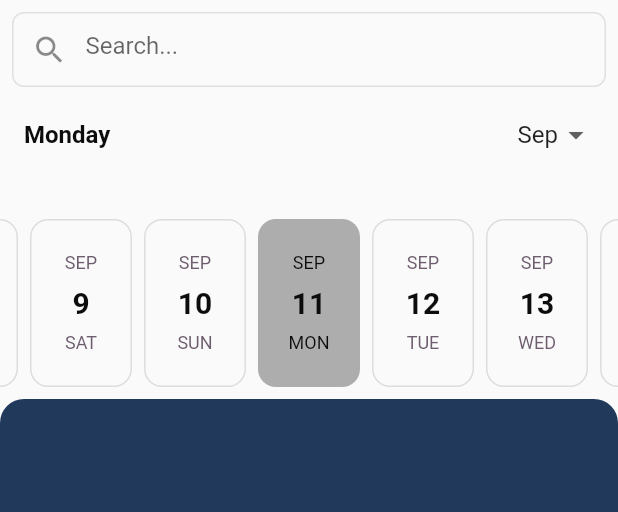
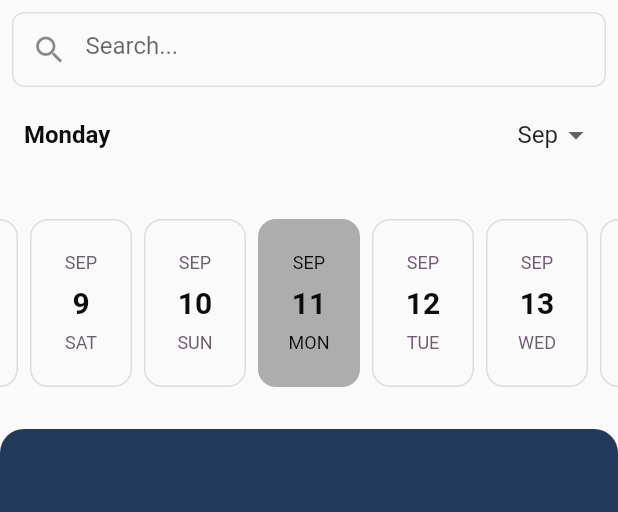
Before and after one commit to leak17/SoulNote, a Flutter app: the HomeView screen opened by its route, on a phone screen of 412 x 824 dp, the part 84-596 px from its top. Run offline on Flutter 3.47's test engine with Material 2 defaults, Android fonts, the light colour scheme and no system bars; drawn by our look-alikes of easy_date_timeline; our stand-ins replace animated_splash_screen, bot_toast, emoji_picker_flutter, flutter_image_slideshow, flutter_slidable, get and 3 more; accounts and stored records are empty; network calls fail.

Commit message:
update padding between date and container

```diff
--- a/lib/views/home/home_view.dart
+++ b/lib/views/home/home_view.dart
@@ -64,6 +64,7 @@ class HomeView extends StatelessWidget {
               todayHighlightColor: ThemeColor.mainColor,
             ),
           ),
+          const SizedBox(height: 20.0),
           Expanded(
             child: Container(
               decoration: BoxDecoration(
```
